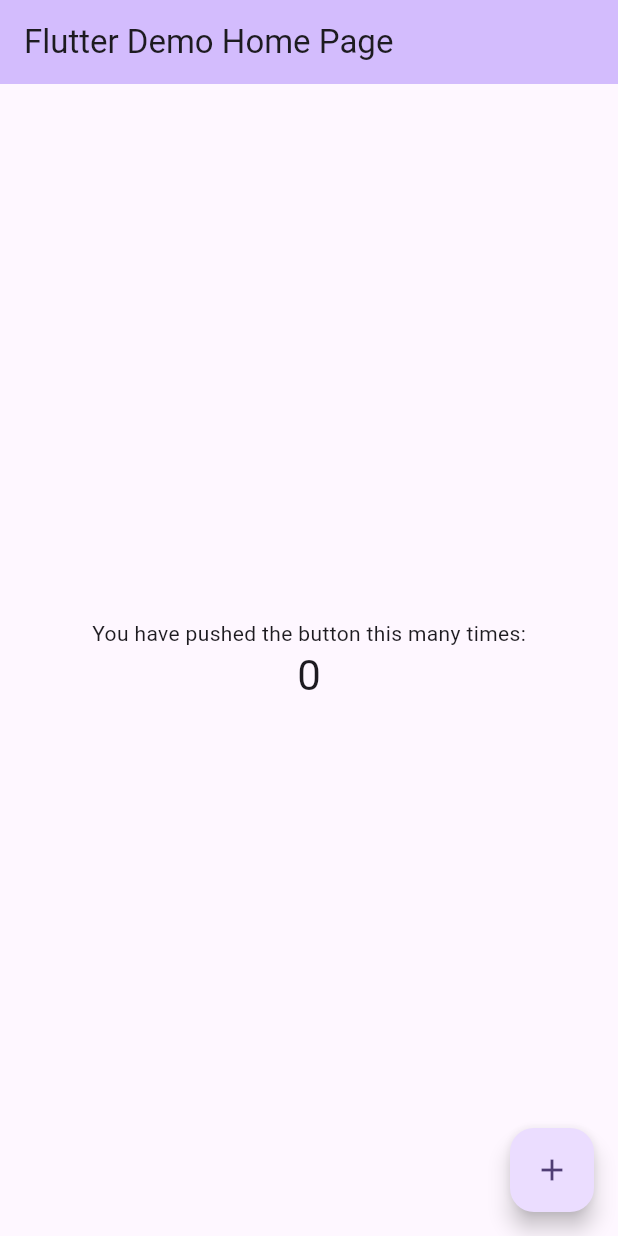
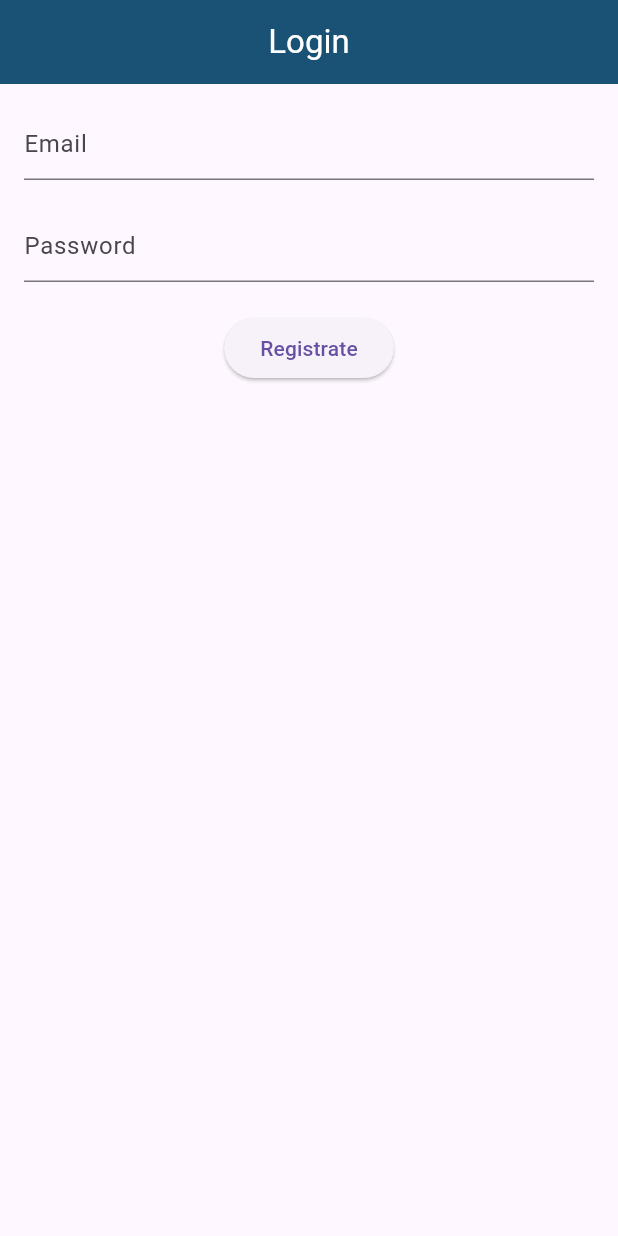
Before and after one commit to MiguelJimenez17/Proyecto_login_basico_Flutter, a Flutter app: the screen it shows after launch, on a phone screen of 412 x 824 dp. Run offline on Flutter 3.47's test engine with Material 3 defaults, Android fonts, the phone set to English and light mode, and no system bars; our stand-ins replace shared_preferences.

Commit message:
se creo formulario basico y manejo de estado

```diff
--- /dev/null
+++ b/lib/class/classUser.dart
@@ -0,0 +1,20 @@
+class User {
+  String email;
+  String password;
+
+  User({required this.email, required this.password});
+
+  Map<String, String> toMap() {
+    return {
+      'email': email,
+      'password': password,
+    };
+  }
+
+  factory User.fromMap(Map<String, String> map) {
+    return User(
+      email: map['email']!,
+      password: map['password']!,
+    );
+  }
+}
--- a/lib/main.dart
+++ b/lib/main.dart
@@ -1,4 +1,6 @@
 import 'package:flutter/material.dart';
+import 'package:login/screen/HomeScreen.dart';
+
 
 void main() {
   runApp(const MyApp());
@@ -7,119 +9,19 @@ void main() {
 class MyApp extends StatelessWidget {
   const MyApp({super.key});
 
-  // This widget is the root of your application.
   @override
   Widget build(BuildContext context) {
     return MaterialApp(
-      title: 'Flutter Demo',
+      debugShowCheckedModeBanner: false,
+      title: 'Login basico',
       theme: ThemeData(
-        // This is the theme of your application.
-        //
-        // TRY THIS: Try running your application with "flutter run". You'll see
-        // the application has a purple toolbar. Then, without quitting the app,
-        // try changing the seedColor in the colorScheme below to Colors.green
-        // and then invoke "hot reload" (save your changes or press the "hot
-        // reload" button in a Flutter-supported IDE, or press "r" if you used
-        // the command line to start the app).
-        //
-        // Notice that the counter didn't reset back to zero; the application
-        // state is not lost during the reload. To reset the state, use hot
-        // restart instead.
-        //
-        // This works for code too, not just values: Most code changes can be
-        // tested with just a hot reload.
-        colorScheme: ColorScheme.fromSeed(seedColor: Colors.deepPurple),
-        useMaterial3: true,
+        appBarTheme: const AppBarTheme(
+            backgroundColor: Color.fromRGBO(26, 82, 118, 6), centerTitle: true),
       ),
-      home: const MyHomePage(title: 'Flutter Demo Home Page'),
+      initialRoute: '/',
+      routes: {
+        '/': (context) => const HomeScreen(),
+      },
     );
   }
 }
-
-class MyHomePage extends StatefulWidget {
-  const MyHomePage({super.key, required this.title});
-
-  // This widget is the home page of your application. It is stateful, meaning
-  // that it has a State object (defined below) that contains fields that affect
-  // how it looks.
-
-  // This class is the configuration for the state. It holds the values (in this
-  // case the title) provided by the parent (in this case the App widget) and
-  // used by the build method of the State. Fields in a Widget subclass are
-  // always marked "final".
-
-  final String title;
-
-  @override
-  State<MyHomePage> createState() => _MyHomePageState();
-}
-
-class _MyHomePageState extends State<MyHomePage> {
-  int _counter = 0;
-
-  void _incrementCounter() {
-    setState(() {
-      // This call to setState tells the Flutter framework that something has
-      // changed in this State, which causes it to rerun the build method below
-      // so that the display can reflect the updated values. If we changed
-      // _counter without calling setState(), then the build method would not be
-      // called again, and so nothing would appear to happen.
-      _counter++;
-    });
-  }
-
-  @override
-  Widget build(BuildContext context) {
-    // This method is rerun every time setState is called, for instance as done
-    // by the _incrementCounter method above.
-    //
-    // The Flutter framework has been optimized to make rerunning build methods
-    // fast, so that you can just rebuild anything that needs updating rather
-    // than having to individually change instances of widgets.
-    return Scaffold(
-      appBar: AppBar(
-        // TRY THIS: Try changing the color here to a specific color (to
-        // Colors.amber, perhaps?) and trigger a hot reload to see the AppBar
-        // change color while the other colors stay the same.
-        backgroundColor: Theme.of(context).colorScheme.inversePrimary,
-        // Here we take the value from the MyHomePage object that was created by
-        // the App.build method, and use it to set our appbar title.
-        title: Text(widget.title),
-      ),
-      body: Center(
-        // Center is a layout widget. It takes a single child and positions it
-        // in the middle of the parent.
-        child: Column(
-          // Column is also a layout widget. It takes a list of children and
-          // arranges them vertically. By default, it sizes itself to fit its
-          // children horizontally, and tries to be as tall as its parent.
-          //
-          // Column has various properties to control how it sizes itself and
-          // how it positions its children. Here we use mainAxisAlignment to
-          // center the children vertically; the main axis here is the vertical
-          // axis because Columns are vertical (the cross axis would be
-          // horizontal).
-          //
-          // TRY THIS: Invoke "debug painting" (choose the "Toggle Debug Paint"
-          // action in the IDE, or press "p" in the console), to see the
-          // wireframe for each widget.
-          mainAxisAlignment: MainAxisAlignment.center,
-          children: <Widget>[
-            const Text(
-              'You have pushed the button this many times:',
-            ),
-            Text(
-              '$_counter',
-              style: Theme.of(context).textTheme.headlineMedium,
-            ),
-          ],
-        ),
-      ),
-      floatingActionButton: FloatingActionButton(
-        onPressed: _incrementCounter,
-        tooltip: 'Increment',
-        child: const Icon(Icons.add),
-      ), // This trailing comma makes auto-formatting nicer for build methods.
-    );
-  }
-}
--- /dev/null
+++ b/lib/screen/HomeScreen.dart
@@ -0,0 +1,123 @@
+import 'package:flutter/material.dart';
+import 'package:login/class/classUser.dart';
+import 'package:shared_preferences/shared_preferences.dart';
+import 'dart:convert';
+
+class HomeScreen extends StatefulWidget {
+  const HomeScreen({super.key});
+
+  @override
+  State<HomeScreen> createState() => _HomeScreenState();
+}
+
+class _HomeScreenState extends State<HomeScreen> {
+  final TextEditingController _controllerEmail = TextEditingController();
+  final TextEditingController _controllerPass = TextEditingController();
+  final _formKey = GlobalKey<FormState>();
+
+  List<User> usersList = [];
+
+  String? _users;
+
+  @override
+  void initState() {
+    super.initState();
+    _loadUser();
+  }
+
+  void _loadUser() async {
+    SharedPreferences pref = await SharedPreferences.getInstance();
+    _users = pref.getString('users');
+    if (_users != null) {
+      List<dynamic> userMaps = jsonDecode(_users!);
+      setState(
+        () {
+          usersList = userMaps
+              .map(
+                (map) => User.fromMap(
+                  Map<String, String>.from(map),
+                ),
+              )
+              .toList();
+        },
+      );
+    }
+  }
+
+  void _saveUsers() async {
+    SharedPreferences pref = await SharedPreferences.getInstance();
+    List<Map<String, String>> userMaps =
+        usersList.map((user) => user.toMap()).toList();
+    await pref.setString(
+      'users',
+      jsonEncode(userMaps),
+    );
+  }
+
+  void _addUser() {
+    if (_controllerEmail.text.isNotEmpty && _controllerEmail.text.isNotEmpty) {
+      User newUser =
+          User(email: _controllerEmail.text, password: _controllerPass.text);
+      setState(() {
+        usersList.add(newUser);
+      });
+      _saveUsers();
+      _controllerEmail.clear();
+      _controllerPass.clear();
+    }
+  }
+
+  @override
+  Widget build(BuildContext context) {
+    return Scaffold(
+      appBar: AppBar(
+        title: const Text(
+          'Login',
+          style: TextStyle(color: Colors.white),
+        ),
+      ),
+      body: Padding(
+        padding: const EdgeInsets.all(16.0),
+        child: Column(
+          children: [
+            TextField(
+              decoration: const InputDecoration(hintText: 'Email'),
+              controller: _controllerEmail,
+              keyboardType: TextInputType.emailAddress,
+            ),
+            const SizedBox(
+              height: 20,
+            ),
+            TextField(
+              decoration: const InputDecoration(hintText: 'Password'),
+              controller: _controllerPass,
+              obscureText: true,
+            ),
+            const SizedBox(
+              height: 20,
+            ),
+            ElevatedButton(
+              onPressed: _addUser,
+              child: const Text('Registrate'),
+            ),
+            const SizedBox(
+              height: 20,
+            ),
+            Expanded(
+              child: ListView.builder(
+                itemCount: usersList.length,
+                itemBuilder: (context, index) {
+                  final user = usersList[index];
+                  return ListTile(
+                    title: Text(user.email),
+                    subtitle: Text(user.password),
+                  );
+                },
+              ),
+            ),
+          ],
+        ),
+      ),
+    );
+  }
+}
--- a/pubspec.yaml
+++ b/pubspec.yaml
@@ -35,6 +35,7 @@ dependencies:
   # The following adds the Cupertino Icons font to your application.
   # Use with the CupertinoIcons class for iOS style icons.
   cupertino_icons: ^1.0.6
+  shared_preferences: ^2.3.2
 
 dev_dependencies:
   flutter_test:
```
Also changed, not shown: pubspec.lock, 1 other file.
